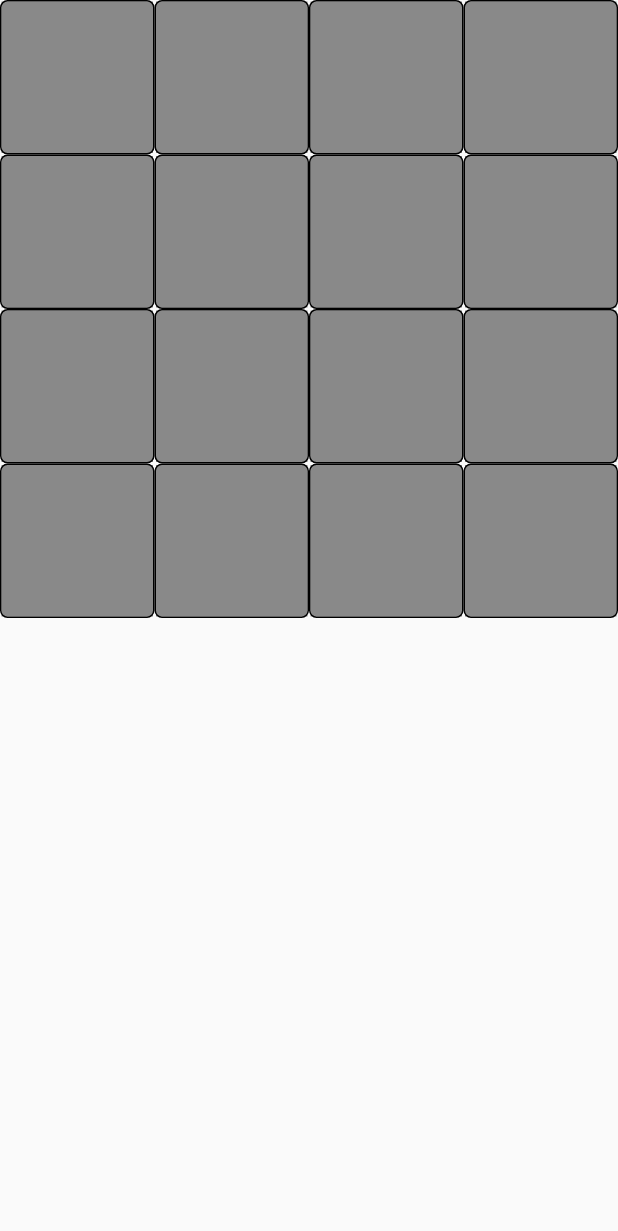
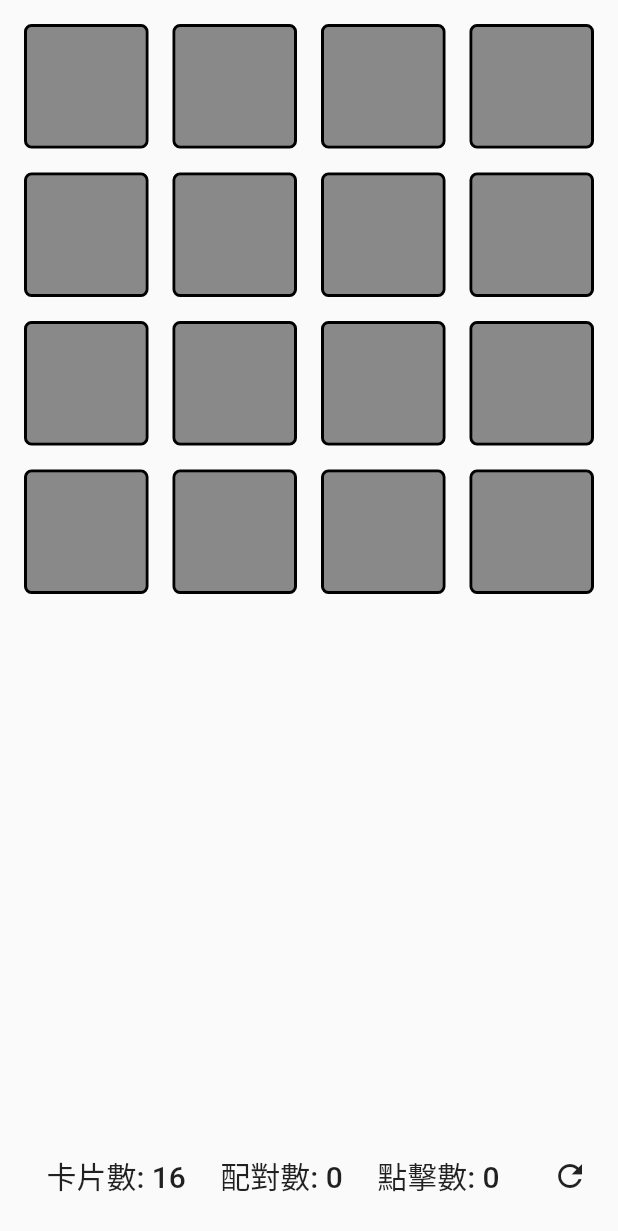
Before and after one commit to timnew/kids_game, a Flutter app: the screen it shows after launch, on a phone screen of 412 x 824 dp. Shown: the top 1231 px of the screen. Run offline on Flutter 3.47's test engine with Material 2 defaults, Android fonts, the phone set to English and light mode, and no system bars; our stand-ins replace built_collection, flutter_bloc, freezed_annotation.

Commit message:
Add score and control panel

```diff
--- a/lib/features/memory_cards/domain/game_state_bloc.dart
+++ b/lib/features/memory_cards/domain/memory_cards_game_bloc.dart
@@ -1,19 +1,27 @@
 import 'package:flutter_bloc/flutter_bloc.dart';
+import 'package:kids_game/features/memory_cards/models/memory_cards_game_options.dart';
 
 import '../models/memory_card_game.dart';
 
-class GameStateBloc extends Cubit<MemoryCardsGame> {
-  GameStateBloc(MemoryCardsGame initialState) : super(initialState);
+class MemoryCardsGameBloc extends Cubit<MemoryCardsGame> {
+  MemoryCardsGameBloc(MemoryCardsGame initialState) : super(initialState);
+
+  void restart() => updateOptions(state.options);
+
+  void updateOptions(MemoryCardsGameOptions options) =>
+      emit(options.createGame());
 
   void flipCard(int index) {
     final slots = state.slots;
     final selected = state.selected;
+    final flipCount = state.flipCount;
 
     if (selected == null) {
       emit(state.copyWith(
         slots: slots.rebuild(
           (b) => b[index] = b[index].showCard(),
         ),
+        flipCount: flipCount + 1,
         selected: index,
       ));
 
@@ -39,6 +47,7 @@ class GameStateBloc extends Cubit<MemoryCardsGame> {
             b[index] = b[index].matchCard();
           },
         ),
+        flipCount: flipCount + 1,
         matchedPairCount: state.matchedPairCount + 1,
         selected: null,
       ));
@@ -52,6 +61,7 @@ class GameStateBloc extends Cubit<MemoryCardsGame> {
           b[index] = b[index].showCard();
         },
       ),
+      flipCount: flipCount + 1,
       selected: null,
     ));
 
--- a/lib/features/memory_cards/models/memory_card_game.dart
+++ b/lib/features/memory_cards/models/memory_card_game.dart
@@ -1,5 +1,6 @@
 import 'package:freezed_annotation/freezed_annotation.dart';
 import 'package:built_collection/built_collection.dart';
+import 'package:kids_game/features/memory_cards/models/memory_cards_game_options.dart';
 
 import 'memory_card_slot.dart';
 
@@ -10,9 +11,12 @@ abstract class MemoryCardsGame implements _$MemoryCardsGame {
   MemoryCardsGame._();
 
   factory MemoryCardsGame({
-    required Duration durationOnMistake,
+    required MemoryCardsGameOptions options,
     required BuiltList<MemoryCardSlot> slots,
-    required int matchedPairCount,
-    required int? selected,
+    @Default(0) int matchedPairCount,
+    @Default(0) int flipCount,
+    int? selected,
   }) = _MemoryCardsGame;
+
+  Duration get durationOnMistake => options.durationOnMistake;
 }
--- a/lib/features/memory_cards/models/memory_cards_game_options.dart
+++ b/lib/features/memory_cards/models/memory_cards_game_options.dart
@@ -29,10 +29,8 @@ abstract class MemoryCardsGameOptions implements _$MemoryCardsGameOptions {
   }
 
   MemoryCardsGame createGame() => MemoryCardsGame(
-        durationOnMistake: durationOnMistake,
+        options: this,
         slots: _generateSlots(cardSet.allCards.take(pairCount)),
-        matchedPairCount: 0,
-        selected: null,
       );
 
   BuiltList<MemoryCardSlot> _generateSlots(Iterable<MemoryCard> cards) {
--- a/lib/features/memory_cards/screens/memory_card_board_widget.dart
+++ b/lib/features/memory_cards/screens/memory_card_board_widget.dart
@@ -1,7 +1,7 @@
 import 'package:flutter/material.dart';
 import 'package:flutter_bloc/flutter_bloc.dart';
 
-import '../domain/game_state_bloc.dart';
+import '../domain/memory_cards_game_bloc.dart';
 import '../models/memory_card_game.dart';
 
 import 'memory_card_slot_widget.dart';
@@ -11,14 +11,16 @@ class MemoryCardBoardWidget extends StatelessWidget {
 
   @override
   Widget build(BuildContext context) =>
-      BlocBuilder<GameStateBloc, MemoryCardsGame>(
+      BlocBuilder<MemoryCardsGameBloc, MemoryCardsGame>(
         builder: _buildContent,
       );
 
-  Widget _buildContent(BuildContext context, MemoryCardsGame state) =>
-      GridView.count(
-        crossAxisCount: 4,
-        children: _buildChildren(state),
+  Widget _buildContent(BuildContext context, MemoryCardsGame state) => Padding(
+        padding: const EdgeInsets.all(8.0),
+        child: GridView.count(
+          crossAxisCount: 4,
+          children: _buildChildren(state),
+        ),
       );
 
   List<Widget> _buildChildren(MemoryCardsGame state) => state.slots
--- /dev/null
+++ b/lib/features/memory_cards/screens/memory_card_score_board.dart
@@ -0,0 +1,59 @@
+import 'package:flutter/material.dart';
+import 'package:flutter_bloc/flutter_bloc.dart';
+
+import '../domain/memory_cards_game_bloc.dart';
+import '../models/memory_card_game.dart';
+
+class MemoryCardScoreBoard extends StatelessWidget {
+  const MemoryCardScoreBoard({Key? key}) : super(key: key);
+
+  @override
+  Widget build(BuildContext context) =>
+      BlocBuilder<MemoryCardsGameBloc, MemoryCardsGame>(
+        builder: _buildContent,
+      );
+
+  Widget _buildContent(BuildContext context, MemoryCardsGame state) => Padding(
+        padding: const EdgeInsets.symmetric(horizontal: 8.0, vertical: 16.0),
+        child: Row(
+          children: [
+            Expanded(child: _ScorePanel(state: state)),
+            _ControlPanel(),
+          ],
+        ),
+      );
+}
+
+class _ScorePanel extends StatelessWidget {
+  final MemoryCardsGame state;
+
+  const _ScorePanel({Key? key, required this.state}) : super(key: key);
+
+  @override
+  Widget build(BuildContext context) => DefaultTextStyle(
+        style: Theme.of(context).textTheme.headline6!,
+        child: Row(
+          mainAxisAlignment: MainAxisAlignment.spaceEvenly,
+          children: [
+            Text("卡片數: ${state.slots.length}"),
+            Text("配對數: ${state.matchedPairCount * 2}"),
+            Text("點擊數: ${state.flipCount}"),
+          ],
+        ),
+      );
+}
+
+class _ControlPanel extends StatelessWidget {
+  const _ControlPanel({Key? key}) : super(key: key);
+
+  @override
+  Widget build(BuildContext context) => Row(
+        children: [
+          // IconButton(icon: Icon(Icons.lightbulb_outline), onPressed: () {}),
+          IconButton(
+              icon: Icon(Icons.refresh),
+              onPressed: () => context.read<MemoryCardsGameBloc>().restart()),
+          // IconButton(icon: Icon(Icons.settings), onPressed: () {}),
+        ],
+      );
+}
--- a/lib/features/memory_cards/screens/memory_card_slot_widget.dart
+++ b/lib/features/memory_cards/screens/memory_card_slot_widget.dart
@@ -1,7 +1,7 @@
 import 'package:flutter/material.dart';
 import 'package:provider/provider.dart';
-import 'package:kids_game/features/memory_cards/domain/game_state_bloc.dart';
 
+import '../domain/memory_cards_game_bloc.dart';
 import '../models/memory_card_slot.dart';
 
 class MemoryCardSlotWidget extends StatelessWidget {
@@ -12,6 +12,7 @@ class MemoryCardSlotWidget extends StatelessWidget {
 
   @override
   Widget build(BuildContext context) => Container(
+        margin: EdgeInsets.all(8),
         decoration: _buildDecoratino(),
         child: _buildCard(context),
       );
@@ -22,9 +23,9 @@ class MemoryCardSlotWidget extends StatelessWidget {
       );
 
   BorderSide _buidlBoardSide() => slot.state.map(
-        hide: (_) => BorderSide(color: Colors.black),
-        show: (_) => BorderSide(color: Colors.blue),
-        matched: (_) => BorderSide(color: Colors.green),
+        hide: (_) => BorderSide(width: 2.0, color: Colors.black),
+        show: (_) => BorderSide(width: 2.0, color: Colors.blue),
+        matched: (_) => BorderSide(width: 2.0, color: Colors.green),
       );
 
   Widget _buildCard(BuildContext context) => slot.state.maybeMap(
@@ -43,5 +44,5 @@ class MemoryCardSlotWidget extends StatelessWidget {
       );
 
   void _flipCard(BuildContext context) =>
-      context.read<GameStateBloc>().flipCard(slot.index);
+      context.read<MemoryCardsGameBloc>().flipCard(slot.index);
 }
--- a/lib/features/memory_cards/screens/memory_cards_game_screen.dart
+++ b/lib/features/memory_cards/screens/memory_cards_game_screen.dart
@@ -1,24 +1,31 @@
 import 'package:flutter/material.dart';
 import 'package:flutter_bloc/flutter_bloc.dart';
-import 'package:kids_game/features/memory_cards/models/memory_cards_game_options.dart';
 
-import '../domain/game_state_bloc.dart';
+import '../domain/memory_cards_game_bloc.dart';
+import '../models/memory_cards_game_options.dart';
 
 import 'memory_card_board_widget.dart';
+import 'memory_card_score_board.dart';
 
 class MemoryCardsGameScreen extends StatelessWidget {
-  @override
-  Widget build(BuildContext context) => _buildProvider(
-        child: Scaffold(
-          body: MemoryCardBoardWidget(),
-        ),
-      );
-
-  Widget _buildProvider({required Widget child}) => BlocProvider(
+  Widget _buildProvider({required Widget child}) =>
+      BlocProvider<MemoryCardsGameBloc>(
         lazy: false,
-        create: (BuildContext context) => GameStateBloc(
+        create: (BuildContext context) => MemoryCardsGameBloc(
           MemoryCardsGameOptions.defaultOptions().createGame(),
         ),
         child: child,
       );
+
+  @override
+  Widget build(BuildContext context) => _buildProvider(
+        child: Scaffold(
+          body: Column(
+            children: const [
+              Expanded(child: MemoryCardBoardWidget()),
+              MemoryCardScoreBoard()
+            ],
+          ),
+        ),
+      );
 }
```
Also changed, not shown: lib/features/memory_cards/models/memory_card_game.freezed.dart.
